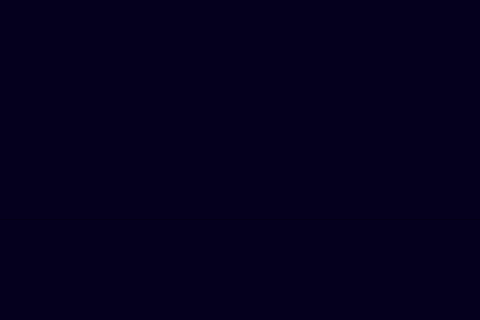
The window that GUI.ui (preeteshchauhan/Float-The-Voice-Assistance) describes before a commit, drawn with Qt 5; both pictures show x 340 to 820 and y 531 to 851 of the 1107 by 851 pixel window.
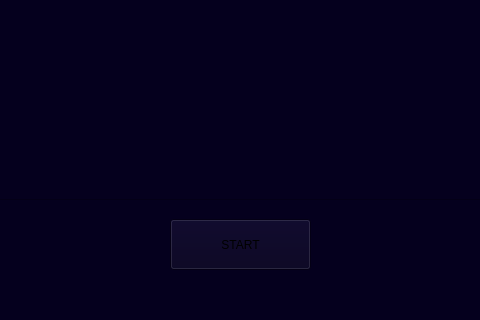
The same window after the commit. Icons and pictures are not drawn.

What changed in the file:
```diff
--- a/GUI.ui
+++ b/GUI.ui
@@ -81,20 +81,6 @@
      <bool>true</bool>
     </property>
    </widget>
-   <widget class="QTextEdit" name="textEdit">
-    <property name="geometry">
-     <rect>
-      <x>170</x>
-      <y>380</y>
-      <width>831</width>
-      <height>371</height>
-     </rect>
-    </property>
-    <property name="styleSheet">
-     <string notr="true">font: 63 12pt &quot;Montserrat SemiBold&quot;;
-color: white;</string>
-    </property>
-   </widget>
    <widget class="QPushButton" name="whatsapp">
     <property name="enabled">
      <bool>true</bool>
@@ -150,6 +136,35 @@
      </size>
     </property>
    </widget>
+   <widget class="QPushButton" name="pushButton">
+    <property name="geometry">
+     <rect>
+      <x>510</x>
+      <y>750</y>
+      <width>141</width>
+      <height>51</height>
+     </rect>
+    </property>
+    <property name="text">
+     <string>START</string>
+    </property>
+    <property name="iconSize">
+     <size>
+      <width>30</width>
+      <height>30</height>
+     </size>
+    </property>
+   </widget>
+   <widget class="QTextEdit" name="textEdit">
+    <property name="geometry">
+     <rect>
+      <x>130</x>
+      <y>400</y>
+      <width>901</width>
+      <height>331</height>
+     </rect>
+    </property>
+   </widget>
   </widget>
  </widget>
  <resources>
```
